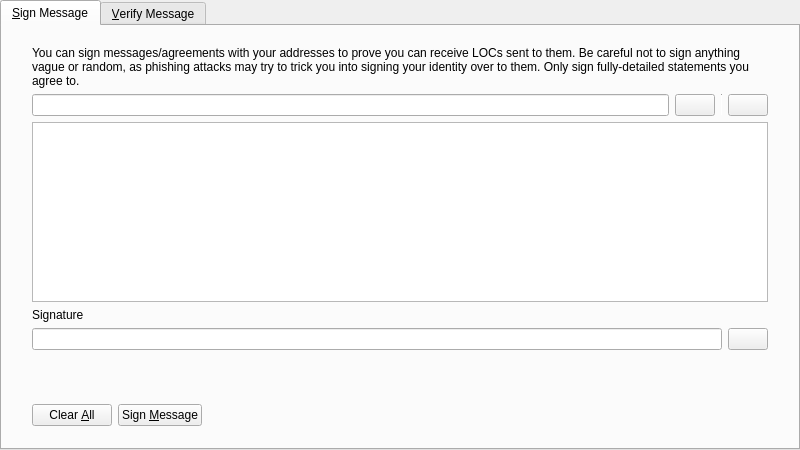
The window that src/qt/forms/signverifymessagedialog.ui (Hydra-Chain/node) describes before a commit, drawn with Qt 5.
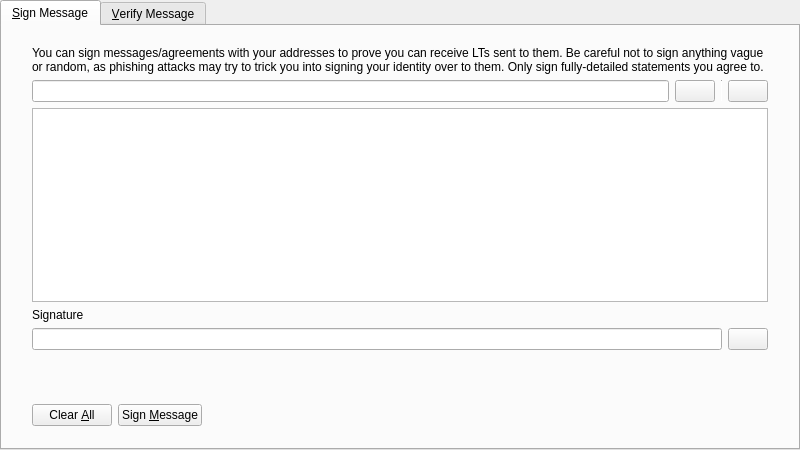
The same window after the commit. Icons and pictures are not drawn. Custom widgets are drawn as their Qt base class.

```diff
--- a/src/qt/forms/signverifymessagedialog.ui
+++ b/src/qt/forms/signverifymessagedialog.ui
@@ -68,7 +68,7 @@
          <item>
           <widget class="QLabel" name="infoLabel_SM">
            <property name="text">
-            <string>You can sign messages/agreements with your addresses to prove you can receive LOCs sent to them. Be careful not to sign anything vague or random, as phishing attacks may try to trick you into signing your identity over to them. Only sign fully-detailed statements you agree to.</string>
+            <string>You can sign messages/agreements with your addresses to prove you can receive LTs sent to them. Be careful not to sign anything vague or random, as phishing attacks may try to trick you into signing your identity over to them. Only sign fully-detailed statements you agree to.</string>
            </property>
            <property name="textFormat">
             <enum>Qt::PlainText</enum>
```
Left out of the diff: 8 changed lines with no effect on the pictures.
